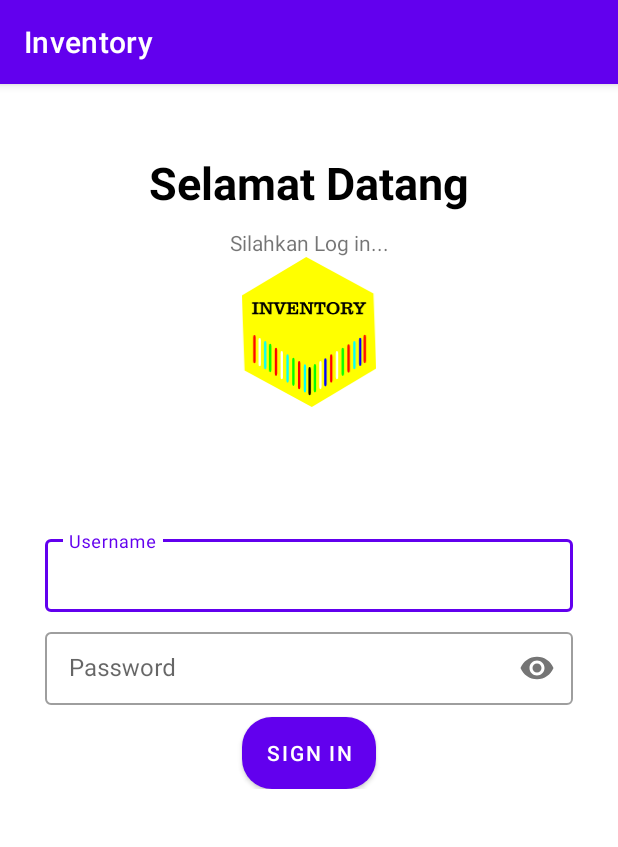
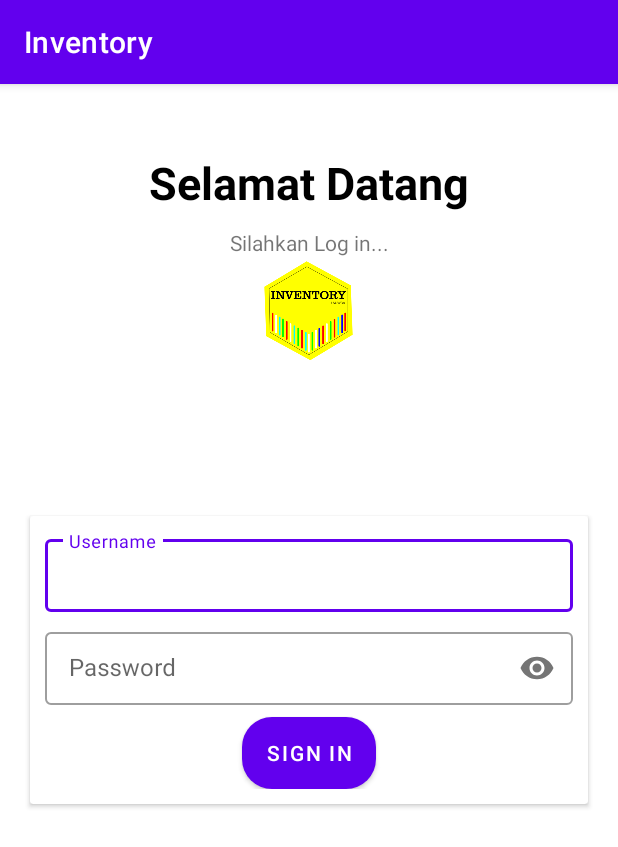
Before and after one commit to Miftakhul1412/Inventory, an Android app: the MainActivity screen opened directly, with no data from a screen before it, on a phone screen of 412 x 824 dp. Shown: the top 847 px of the screen. Run offline under Robolectric (Android 15) with nearby library versions, the phone set to English and light mode, and no system bars.

```diff
--- a/app/src/main/res/layout/activity_main.xml
+++ b/app/src/main/res/layout/activity_main.xml
@@ -8,16 +8,16 @@
     tools:context=".MainActivity">
 
     <TextView
-        android:id="@+id/welcome"
+        android:layout_marginTop="35dp"
         android:layout_width="match_parent"
         android:layout_height="wrap_content"
-        android:layout_marginTop="35dp"
+        android:text="Selamat Datang"
+        android:textStyle="bold"
+        android:textSize="30sp"
+        android:textColor="@android:color/black"
         android:gravity="center"
-        android:padding="10dp"
-        android:text="Selamat Datang"
-        android:textColor="@android:color/black"
-        android:textSize="30sp"
-        android:textStyle="bold" />
+        android:id="@+id/welcome"
+        android:padding="10dp"/>
 
     <TextView
         android:layout_width="match_parent"
@@ -29,13 +29,13 @@
 
     <ImageView
         android:layout_width="match_parent"
-        android:layout_height="100dp"
+        android:layout_height="wrap_content"
         android:layout_below="@id/sila"
-        android:src="@drawable/ic_logo_inventory">
+        android:src="@mipmap/ic_logo_splash">
 
     </ImageView>
 
-    <RelativeLayout
+    <androidx.cardview.widget.CardView
         android:layout_centerInParent="true"
         android:layout_margin="20dp"
         android:layout_width="match_parent"
@@ -84,6 +84,6 @@
                 android:text="Sign In" />
         </LinearLayout>
 
-    </RelativeLayout>
+    </androidx.cardview.widget.CardView>
 
 </RelativeLayout>
```
Also changed, not shown: app/src/main/res/layout/activity_splash_screen.xml (+13 -0 lines).
